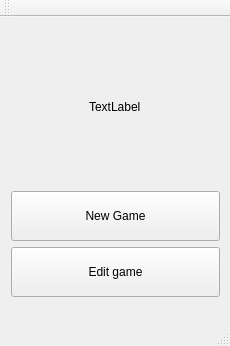
Old version of the form src/mainwindow.ui in the repository ricardoquesada/cocos2d-console-gui.
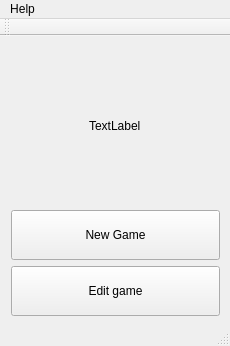
New version of the form.

Patch:
```diff
--- a/src/mainwindow.ui
+++ b/src/mainwindow.ui
@@ -81,6 +81,15 @@
      <height>22</height>
     </rect>
    </property>
+   <widget class="QMenu" name="menuHelp">
+    <property name="title">
+     <string>Help</string>
+    </property>
+    <addaction name="actionAbout"/>
+    <addaction name="separator"/>
+    <addaction name="actionPreferences"/>
+   </widget>
+   <addaction name="menuHelp"/>
   </widget>
   <widget class="QToolBar" name="mainToolBar">
    <attribute name="toolBarArea">
```
Left out of the diff: 12 changed lines with no effect on the pictures.
